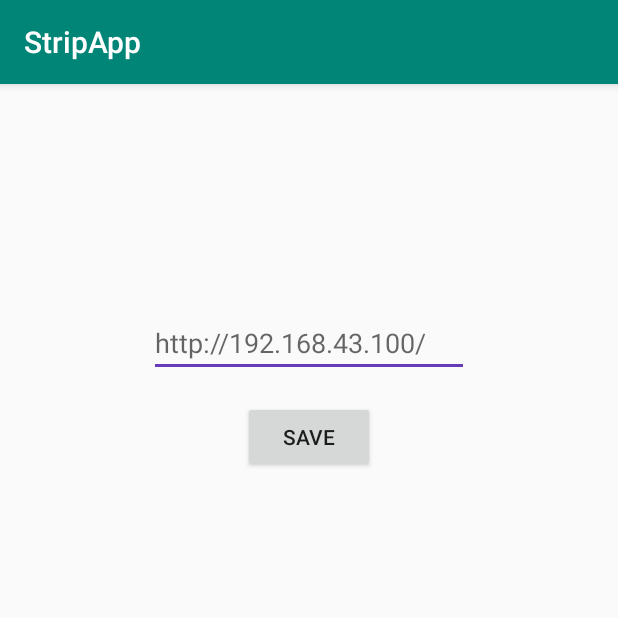
After one commit to SimeonHG/LEDStripController, an Android app: the SettingsActivity screen opened directly, with no data from a screen before it, on a phone screen of 412 x 824 dp, the top half of it. The commit adds this screen. Run offline under Robolectric (Android 15) with nearby library versions, the phone set to English and light mode, and no system bars; our stand-ins replace Firebase (no records; nobody signed in at launch, a user with empty details on screens opened directly); network calls fail.

Commit message:
Added presets storage where you can see and use your saved presets and a settings menu where you can set your ip

```diff
--- a/StripApp/app/build.gradle
+++ b/StripApp/app/build.gradle
@@ -25,7 +25,9 @@ dependencies {
     implementation 'androidx.appcompat:appcompat:1.1.0'
     implementation 'androidx.constraintlayout:constraintlayout:1.1.3'
     implementation 'com.google.firebase:firebase-auth:19.3.0'
-    implementation 'com.google.firebase:firebase-database:19.3.0'
+    implementation 'com.google.firebase:firebase-database:19.2.0'
+    implementation 'com.firebaseui:firebase-ui-database:2.1.1'
+    implementation 'com.google.firebase:firebase-analytics:17.2.0'
 
     testImplementation 'junit:junit:4.12'
     androidTestImplementation 'androidx.test.ext:junit:1.1.1'
@@ -34,4 +36,5 @@ dependencies {
     implementation 'com.android.volley:volley:1.1.1'
 
     implementation 'com.github.yukuku:ambilwarna:2.0.1'
+    implementation 'androidx.recyclerview:recyclerview:1.1.0'
 }
--- a/StripApp/app/src/main/AndroidManifest.xml
+++ b/StripApp/app/src/main/AndroidManifest.xml
@@ -11,7 +11,9 @@
         android:roundIcon="@mipmap/ic_launcher_round"
         android:supportsRtl="true"
         android:theme="@style/AppTheme">
-        <activity android:name=".CustomActivity"></activity>
+        <activity android:name=".SettingsActivity"></activity>
+        <activity android:name=".PresetsActivity" />
+        <activity android:name=".CustomActivity" />
         <activity android:name=".EmptyActivity" />
         <activity android:name=".RegisterActivity">
             <intent-filter>
@@ -20,7 +22,7 @@
                 <category android:name="android.intent.category.LAUNCHER" />
             </intent-filter>
         </activity>
-        <activity android:name=".MainActivity"></activity>
+        <activity android:name=".MainActivity" />
     </application>
 
 </manifest>
--- /dev/null
+++ b/StripApp/app/src/main/java/com/example/stripapp/SettingsActivity.java
@@ -0,0 +1,47 @@
+package com.example.stripapp;
+
+import androidx.appcompat.app.AppCompatActivity;
+
+import android.os.Bundle;
+import android.view.View;
+import android.widget.Button;
+import android.widget.EditText;
+
+import com.google.firebase.auth.FirebaseAuth;
+import com.google.firebase.auth.FirebaseUser;
+import com.google.firebase.database.DatabaseReference;
+import com.google.firebase.database.FirebaseDatabase;
+
+public class SettingsActivity extends AppCompatActivity {
+    EditText url;
+    Button saveUrl;
+
+    private FirebaseAuth mAuth;
+    private DatabaseReference dbRef;
+    private FirebaseUser currentUser;
+    private String currentUserID;
+
+    @Override
+    protected void onCreate(Bundle savedInstanceState) {
+        super.onCreate(savedInstanceState);
+        setContentView(R.layout.activity_settings);
+
+        url = findViewById(R.id.url);
+        saveUrl = findViewById(R.id.saveUrlBtn);
+
+        mAuth = FirebaseAuth.getInstance();
+        currentUser = mAuth.getCurrentUser();
+        currentUserID = mAuth.getCurrentUser().getUid();
+        dbRef = FirebaseDatabase.getInstance().getReference();
+
+
+        saveUrl.setOnClickListener(new View.OnClickListener() {
+            @Override
+            public void onClick(View view) {
+
+
+                dbRef.child("Settings").child(currentUserID).child("url").setValue(url.getText().toString());
+            }
+        });
+    }
+}
--- /dev/null
+++ b/StripApp/app/src/main/res/drawable/border.xml
@@ -0,0 +1,6 @@
+<?xml version="1.0" encoding="utf-8"?>
+<shape xmlns:android="http://schemas.android.com/apk/res/android"
+    android:shape="rectangle">
+    <stroke android:color="@color/colorAccent" android:width="1dp"/>
+    <corners android:radius="5dp" />
+</shape>
--- /dev/null
+++ b/StripApp/app/src/main/res/layout/activity_settings.xml
@@ -0,0 +1,30 @@
+<?xml version="1.0" encoding="utf-8"?>
+<androidx.constraintlayout.widget.ConstraintLayout xmlns:android="http://schemas.android.com/apk/res/android"
+    xmlns:app="http://schemas.android.com/apk/res-auto"
+    xmlns:tools="http://schemas.android.com/tools"
+    android:layout_width="match_parent"
+    android:layout_height="match_parent"
+    tools:context=".SettingsActivity">
+
+    <EditText
+        android:id="@+id/url"
+        android:layout_width="wrap_content"
+        android:layout_height="wrap_content"
+        android:layout_marginTop="150dp"
+        android:ems="10"
+        android:hint="http://192.168.43.100/"
+        android:inputType="textPersonName"
+        app:layout_constraintEnd_toEndOf="parent"
+        app:layout_constraintStart_toStartOf="parent"
+        app:layout_constraintTop_toTopOf="parent" />
+
+    <Button
+        android:id="@+id/saveUrlBtn"
+        android:layout_width="wrap_content"
+        android:layout_height="wrap_content"
+        android:layout_marginTop="16dp"
+        android:text="Save"
+        app:layout_constraintEnd_toEndOf="parent"
+        app:layout_constraintStart_toStartOf="parent"
+        app:layout_constraintTop_toBottomOf="@+id/url" />
+</androidx.constraintlayout.widget.ConstraintLayout>
--- a/StripApp/app/src/main/res/values/colors.xml
+++ b/StripApp/app/src/main/res/values/colors.xml
@@ -2,5 +2,5 @@
 <resources>
     <color name="colorPrimary">#008577</color>
     <color name="colorPrimaryDark">#00574B</color>
-    <color name="colorAccent">#D81B60</color>
+    <color name="colorAccent">#673AB7</color>
 </resources>
```
Also changed, not shown: StripApp/app/src/main/java/com/example/stripapp/CustomActivity.java (+11 -1 lines), StripApp/app/src/main/java/com/example/stripapp/EmptyActivity.java (+36 -5 lines), StripApp/app/src/main/java/com/example/stripapp/MainActivity.java (+22 -2 lines), StripApp/app/src/main/java/com/example/stripapp/Preset.java (added, +20 -0 lines), StripApp/app/src/main/java/com/example/stripapp/PresetsActivity.java (added, +172 -0 lines), StripApp/app/src/main/res/layout/activity_main.xml (+21 -0 lines), StripApp/app/src/main/res/layout/activity_presets.xml (added, +15 -0 lines), StripApp/app/src/main/res/layout/all_presets_display_layout.xml (added, +44 -0 lines).
